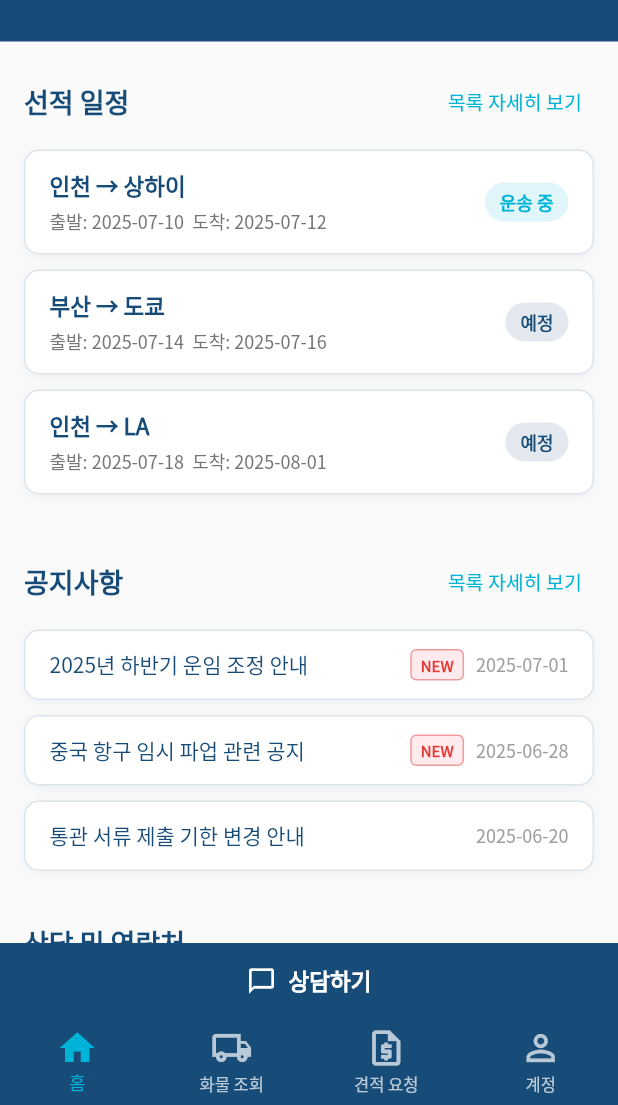
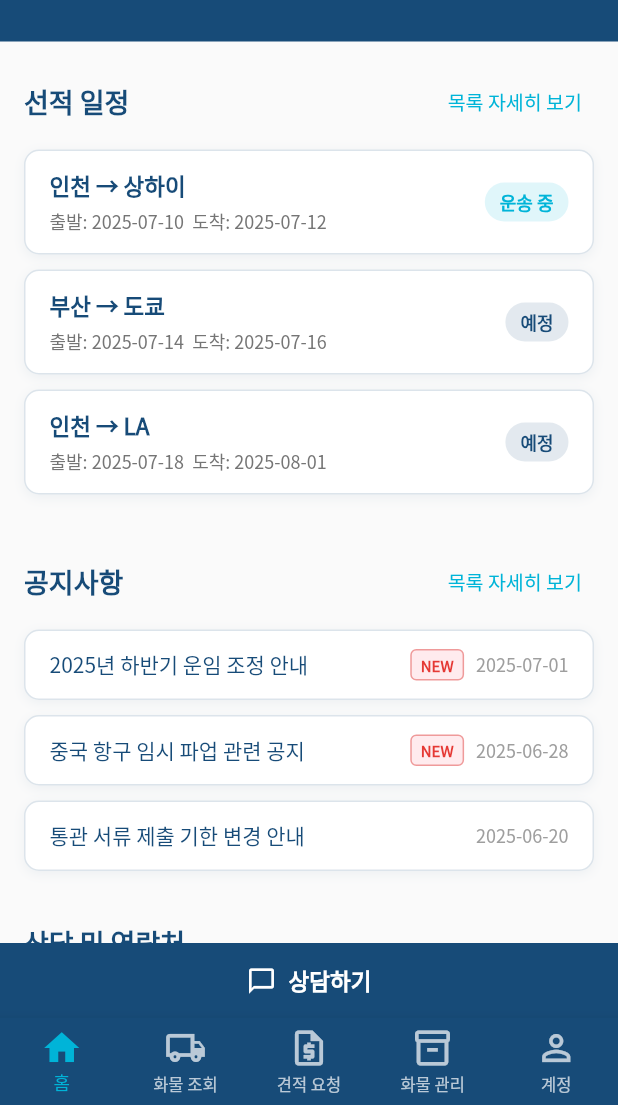
Before and after one commit to lkgroupappmater/lkgroup_app, a Flutter app: the screen it shows after launch, on a phone screen of 412 x 824 dp, the part 131-1236 px from its top. Run offline on Flutter 3.47's test engine with Material 3 defaults, Android fonts, the phone set to English and light mode, and no system bars; our stand-ins replace supabase_flutter; accounts and stored records are empty.

Commit message:
Reorder account tab and add logout state

```diff
--- a/lib/widgets/app_shell.dart
+++ b/lib/widgets/app_shell.dart
@@ -12,7 +12,6 @@ import '../screens/cargo_management_screen.dart';
 
 class AppShell extends StatefulWidget {
   const AppShell({super.key});
-
   @override
   State<AppShell> createState() => _AppShellState();
 }
@@ -21,107 +20,56 @@ class _AppShellState extends State<AppShell> {
   int _currentIndex = 0;
   AppLanguage _language = AppLanguage.korean;
   AppUser? _currentUser;
-
   bool get _isLoggedIn => _currentUser != null && _currentUser!.role.isLoggedIn;
 
   String get _title {
     switch (_currentIndex) {
-      case 0:
-        return AppStrings.get(_language, 'home_title');
-      case 1:
-        return AppStrings.get(_language, 'tracking_title');
-      case 2:
-        return AppStrings.get(_language, 'quote_title');
-      case 3:
-        return AppStrings.get(_language, 'account_title');
-      case 4:
-        return '화물/입고 관리';
-      default:
-        return 'LK Group';
+      case 0: return AppStrings.get(_language, 'home_title');
+      case 1: return AppStrings.get(_language, 'tracking_title');
+      case 2: return AppStrings.get(_language, 'quote_title');
+      case 3: return '화물/입고 관리';
+      case 4: return AppStrings.get(_language, 'account_title');
+      default: return 'LK Group';
     }
   }
 
   void _onLanguageChanged(AppLanguage language) {
     setState(() => _language = language);
-    ScaffoldMessenger.of(context).showSnackBar(
-      SnackBar(content: Text('${language.flag} ${language.label}')),
-    );
+    ScaffoldMessenger.of(context).showSnackBar(SnackBar(content: Text('${language.flag} ${language.label}')));
   }
-
-  void _openAccount() => setState(() => _currentIndex = 3);
-
+  void _openAccount() => setState(() => _currentIndex = 4);
   void _onLoggedIn(AppUser user) {
-    setState(() {
-      _currentUser = user;
-      _currentIndex = 1;
-    });
-    ScaffoldMessenger.of(context).showSnackBar(
-      SnackBar(content: Text('${user.name.isEmpty ? '회원' : user.name}님 로그인되었습니다.')),
-    );
+    setState(() { _currentUser = user; _currentIndex = 1; });
+    ScaffoldMessenger.of(context).showSnackBar(SnackBar(content: Text('${user.name.isEmpty ? '회원' : user.name}님 로그인되었습니다.')));
+  }
+  void _onLoggedOut() {
+    setState(() { _currentUser = null; _currentIndex = 0; });
+    ScaffoldMessenger.of(context).showSnackBar(const SnackBar(content: Text('로그아웃되었습니다.')));
   }
 
   @override
   Widget build(BuildContext context) {
     final tabs = <Widget>[
       DashboardHomeBody(language: _language),
-      ShipmentSearchBody(
-        language: _language,
-        isLoggedIn: _isLoggedIn,
-        onRequireLogin: _openAccount,
-        onEditRequest: () => setState(() => _currentIndex = 4),
-      ),
-      QuoteRequestBody(
-        language: _language,
-        onRequestLogin: _openAccount,
-      ),
-      AccountBody(
-        language: _language,
-        currentUser: _currentUser,
-        onLoggedIn: _onLoggedIn,
-        onOpenCargoManagement: _isLoggedIn
-            ? () => setState(() => _currentIndex = 4)
-            : null,
-      ),
-      if (_isLoggedIn)
-        CargoManagementScreen(
-          user: _currentUser!,
-          onBack: () => setState(() => _currentIndex = 3),
-        ),
+      ShipmentSearchBody(language: _language, isLoggedIn: _isLoggedIn, onRequireLogin: _openAccount, onEditRequest: () => setState(() => _currentIndex = 3)),
+      QuoteRequestBody(language: _language, onRequestLogin: _openAccount),
+      if (_isLoggedIn) CargoManagementScreen(user: _currentUser!, onBack: () => setState(() => _currentIndex = 4)) else const SizedBox.shrink(),
+      AccountBody(language: _language, currentUser: _currentUser, onLoggedIn: _onLoggedIn, onLoggedOut: _onLoggedOut, onOpenCargoManagement: _isLoggedIn ? () => setState(() => _currentIndex = 3) : null),
     ];
-
-    final labels = <String>[
-      AppStrings.get(_language, 'home'),
-      AppStrings.get(_language, 'tracking'),
-      AppStrings.get(_language, 'quote'),
-      AppStrings.get(_language, 'account'),
-      '화물 관리',
-    ];
-
+    final labels = <String>[AppStrings.get(_language, 'home'), AppStrings.get(_language, 'tracking'), AppStrings.get(_language, 'quote'), '화물 관리', AppStrings.get(_language, 'account')];
     return Scaffold(
-      appBar: CargoFlowAppBar(
-        title: _title,
-        selectedLanguage: _language,
-        onLanguageChanged: _onLanguageChanged,
-        showHomeActions: _currentIndex == 0,
-      ),
+      appBar: CargoFlowAppBar(title: _title, selectedLanguage: _language, onLanguageChanged: _onLanguageChanged, showHomeActions: _currentIndex == 0),
       body: IndexedStack(index: _currentIndex, children: tabs),
       bottomNavigationBar: BottomNavigationBar(
         currentIndex: _currentIndex,
-        onTap: (index) => setState(() => _currentIndex = index),
-        type: BottomNavigationBarType.fixed,
-        backgroundColor: AppColors.primary,
-        selectedItemColor: AppColors.tealAccent,
-        unselectedItemColor: Colors.white70,
-        selectedFontSize: 12,
-        unselectedFontSize: 11,
-        iconSize: 28,
+        onTap: (index) { if (index == 3 && !_isLoggedIn) { _openAccount(); return; } setState(() => _currentIndex = index); },
+        type: BottomNavigationBarType.fixed, backgroundColor: AppColors.primary, selectedItemColor: AppColors.tealAccent, unselectedItemColor: Colors.white70, selectedFontSize: 12, unselectedFontSize: 11, iconSize: 28,
         items: [
           const BottomNavigationBarItem(icon: Icon(Icons.home_outlined), activeIcon: Icon(Icons.home), label: '홈'),
           BottomNavigationBarItem(icon: const Icon(Icons.local_shipping_outlined), activeIcon: const Icon(Icons.local_shipping), label: labels[1]),
           BottomNavigationBarItem(icon: const Icon(Icons.request_quote_outlined), activeIcon: const Icon(Icons.request_quote), label: labels[2]),
-          BottomNavigationBarItem(icon: const Icon(Icons.person_outline), activeIcon: const Icon(Icons.person), label: labels[3]),
-          if (_isLoggedIn)
-            BottomNavigationBarItem(icon: const Icon(Icons.inventory_2_outlined), activeIcon: const Icon(Icons.inventory_2), label: labels[4]),
+          BottomNavigationBarItem(icon: const Icon(Icons.inventory_2_outlined), activeIcon: const Icon(Icons.inventory_2), label: labels[3]),
+          BottomNavigationBarItem(icon: const Icon(Icons.person_outline), activeIcon: const Icon(Icons.person), label: labels[4]),
         ],
       ),
     );
```
